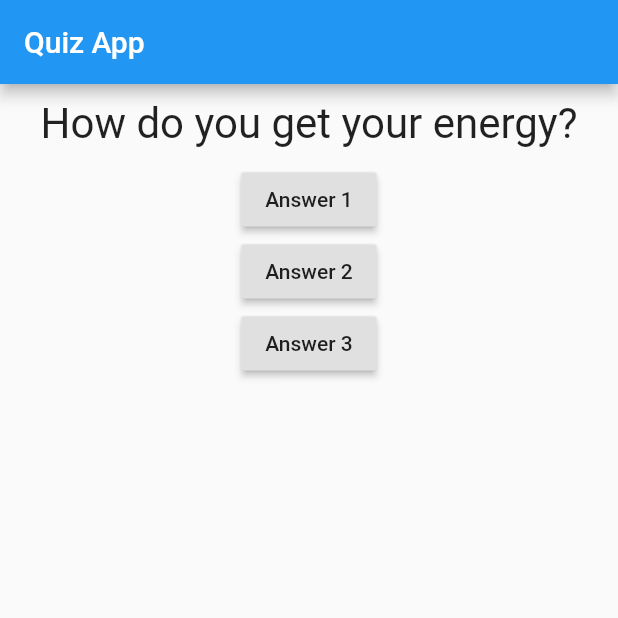
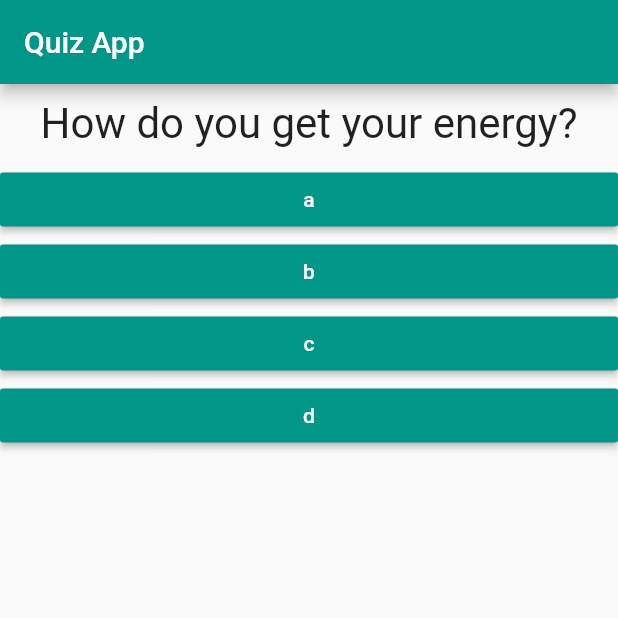
Before and after one commit to USA-ChrisRichards/flutter_quiz_app, a Flutter app: the screen it shows after launch, on a phone screen of 412 x 824 dp, the top half of it. Run offline on Flutter 3.47's test engine with Material 2 defaults, Android fonts, the phone set to English and light mode, and no system bars.

Commit message:
Created Answer file, app functional, organized question/answer data into map, styling

```diff
--- /dev/null
+++ b/lib/answer.dart
@@ -0,0 +1,20 @@
+import 'package:flutter/material.dart';
+
+class Answer extends StatelessWidget {
+  final Function selectHandler;
+  final String answerText;
+
+  Answer(this.selectHandler, this.answerText);
+
+  @override
+  Widget build(BuildContext context) {
+    return Container(
+      width: double.infinity,
+      child: RaisedButton(
+          textColor: Colors.white,
+          color: Colors.teal,
+          child: Text(answerText),
+          onPressed: selectHandler),
+    );
+  }
+}
--- a/lib/main.dart
+++ b/lib/main.dart
@@ -1,6 +1,7 @@
 import 'package:flutter/material.dart';
 
 import './question.dart';
+import './answer.dart';
 
 void main() => runApp(MyApp());
 
@@ -15,7 +16,7 @@ class MyApp extends StatefulWidget {
 class _MyAppState extends State<MyApp> {
   var _questionIndex = 0;
 
-  void answerQuestion() {
+  void _answerQuestion() {
     setState(() {
       _questionIndex = _questionIndex + 1;
     });
@@ -26,22 +27,36 @@ class _MyAppState extends State<MyApp> {
   Widget build(BuildContext context) {
     var directions = ['Which side best represents you most of the time?'];
     var questions = [
-      'How do you get your energy?',
-      'How do you see the world & gather information?',
-      'How do you make your decisions?',
-      'How much do you like to plan ahead?'
+      {
+        'questionText': 'How do you get your energy?',
+        'answers': ['a', 'b', 'c', 'd']
+      },
+      {
+        'questionText': 'How do you see the world & gather information?',
+        'answers': ['1', '2', '3', '4']
+      },
+      {
+        'questionText': 'How much do you like to plan ahead?',
+        'answers': ['a', 'b', 'c', 'd']
+      },
+      {
+        'questionText': 'How do you make your decisions?',
+        'answers': ['a', 'b', 'c', 'd']
+      },
     ];
     return MaterialApp(
       home: Scaffold(
         appBar: AppBar(
+          backgroundColor: Colors.teal,
           title: Text('Quiz App'),
         ),
         body: Column(
           children: [
-            Question(questions[_questionIndex]),
-            RaisedButton(child: Text('Answer 1'), onPressed: answerQuestion),
-            RaisedButton(child: Text('Answer 2'), onPressed: answerQuestion),
-            RaisedButton(child: Text('Answer 3'), onPressed: answerQuestion),
+            Question(questions[_questionIndex]['questionText']),
+            ...(questions[_questionIndex]['answers'] as List<String>)
+                .map((answer) {
+              return Answer(_answerQuestion, answer);
+            }).toList(),
           ],
         ),
       ),
```
